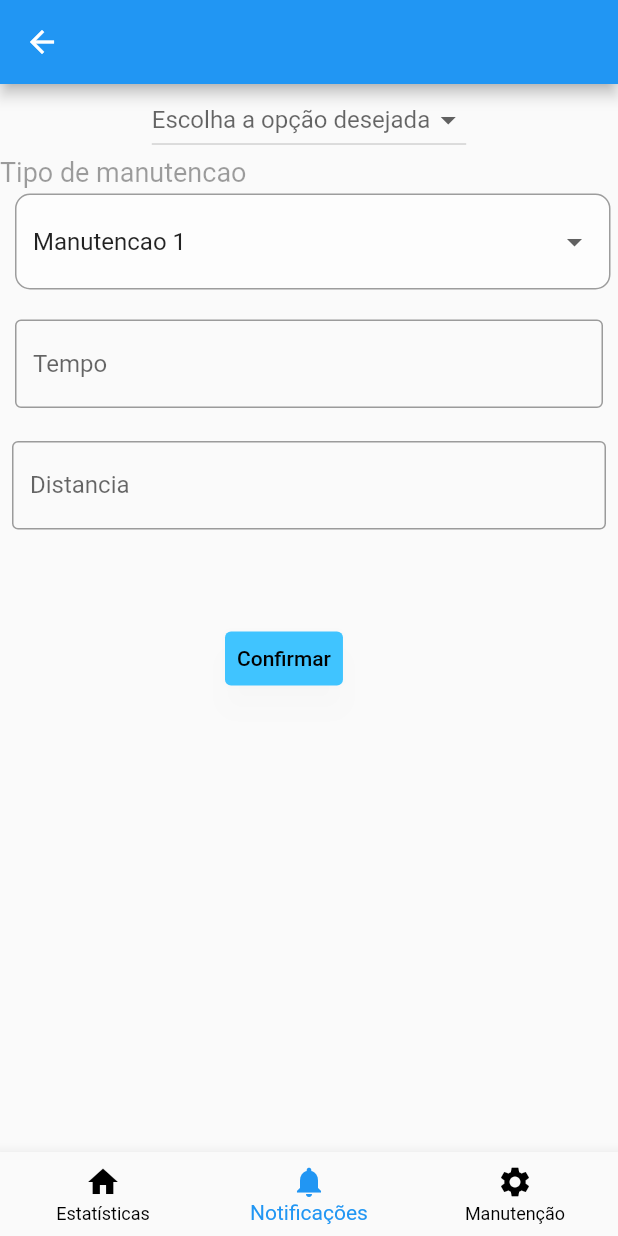
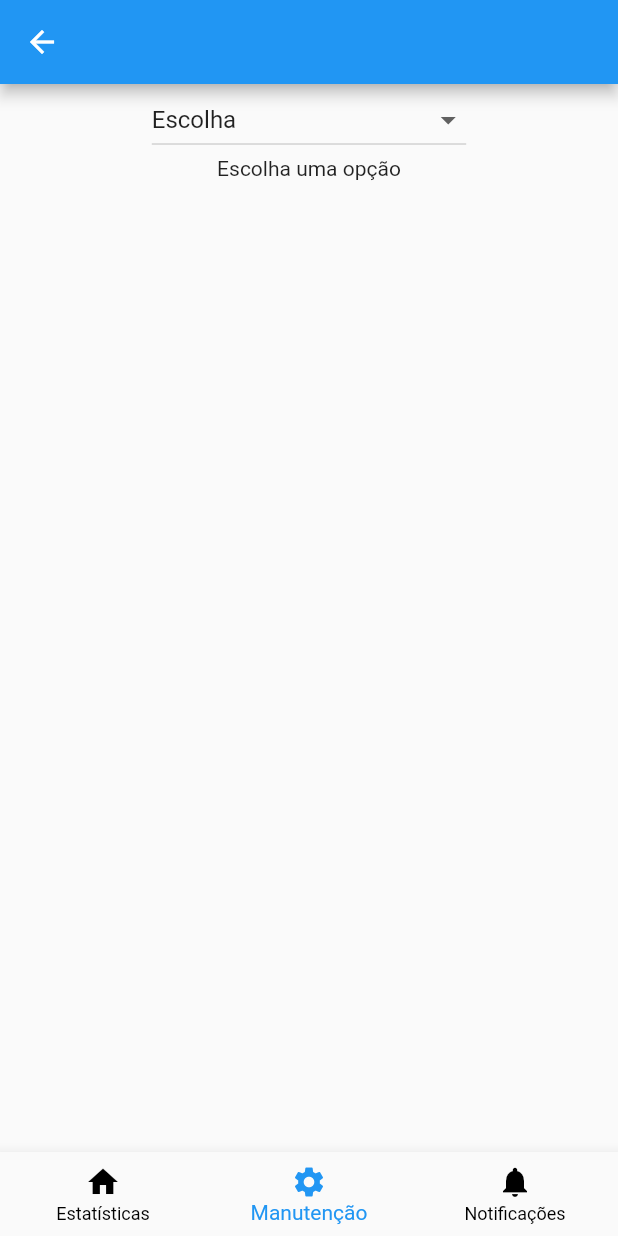
Before and after one commit to GomideLeo/grupo-do-carro, a Flutter app: the CarView screen opened directly with empty values, item 2 of the bottom bar chosen, on a phone screen of 412 x 824 dp. Run offline on Flutter 3.47's test engine with Material 2 defaults, Android fonts, the phone set to English and light mode, and no system bars; our stand-ins replace flutter_svg; network calls fail.

Commit message:
Seleçao de serviço

```diff
--- a/gupo_carro/lib/shared/SelecionarServico.dart
+++ b/gupo_carro/lib/shared/SelecionarServico.dart
@@ -1,5 +1,6 @@
 import 'package:flutter/material.dart';
 import 'package:gupo_carro/oleo/InfoOleo.dart';
+import 'package:gupo_carro/shared/CadastroVeiculo.dart';
 
 class _Opcao {
   String name;
@@ -9,10 +10,10 @@ class _Opcao {
 }
 
 class SelecionarServico extends StatefulWidget {
-  final dropValue = ValueNotifier(_Opcao('Escolha', null));
   final dropOpcoes = [
+    _Opcao('Escolha', null),
     _Opcao("Óleo", InfoOleo()),
-    _Opcao("Abastecimento", InfoOleo()),
+    _Opcao("Abastecimento", CadastroVeiculo()),
     _Opcao("Manutencao", InfoOleo()),
   ];
 
@@ -23,39 +24,42 @@ class SelecionarServico extends StatefulWidget {
 class _SelecionarServicoState extends State<SelecionarServico> {
   @override
   Widget build(BuildContext context) {
+  ValueNotifier<_Opcao> _dropValue = ValueNotifier(widget.dropOpcoes.elementAt(0));
+
     return Container(
       child: Center(
         child: ValueListenableBuilder<_Opcao>(
-        valueListenable: widget.dropValue,
-        builder: (BuildContext context, _Opcao value, _) {
+          valueListenable: _dropValue,
+          builder: (BuildContext context, _Opcao chosenOption, _) {
             return Column(
               children: [
                 DropdownButton(
                   hint: const Text('Escolha a opção desejada'),
-                value: value.name,
-                onChanged: (escolha) =>
-                    widget.dropValue.value = widget.dropOpcoes[escolha as int],
+                  value: 0,
+                  onChanged: (escolha) => _dropValue.value =
+                      widget.dropOpcoes.elementAt(escolha as int),
                   items: buildDropdown(),
                 ),
-              const InfoOleo(),
+                _dropValue.value.screen ?? Container(child: Text("Escolha uma opção")),
               ],
             );
           },
-      )),
+        ),
+      ),
     );
   }
 
   List<DropdownMenuItem<int>> buildDropdown() {
     List<DropdownMenuItem<int>> output = [];
 
-    widget.dropOpcoes.asMap().forEach((key, value) {
+    for (int i = 0; i < widget.dropOpcoes.length; i++ ){
       output.add(
           DropdownMenuItem<int>(
-          value: key,
-          child: Text(value.name),
+            value: i,
+            child: Text(widget.dropOpcoes.elementAt(i).name),
           ),
       );
-    });
+    }
 
     return output;
   }
--- a/gupo_carro/lib/views/CarView.dart
+++ b/gupo_carro/lib/views/CarView.dart
@@ -4,7 +4,6 @@ import 'package:gupo_carro/model/CarModel.dart';
 import 'package:gupo_carro/oleo/MaintLista.dart';
 import 'package:gupo_carro/shared/CarData.dart';
 import 'package:gupo_carro/shared/AppData.dart';
-import 'package:gupo_carro/shared/SelecionarCarro.dart';
 import 'package:gupo_carro/shared/SelecionarServico.dart';
 import '../model/CarModel.dart';
 
@@ -37,7 +36,7 @@ class _CarViewState extends State<CarView> {
           mainAxisAlignment: MainAxisAlignment.center,
           children: <Widget>[
             CarData(widget.car),
-            Text("Abastecer Carro:"),
+            const Text("Abastecer Carro:"),
             OutlinedButton(
                 onPressed: () {
                   Navigator.push(
@@ -53,7 +52,7 @@ class _CarViewState extends State<CarView> {
                     ),
                   );
                 },
-                child: Text("Descobrir postos Perto"))
+                child: const Text("Descobrir postos Perto"))
           ],
         ),
       ),
@@ -71,19 +70,20 @@ class _CarViewState extends State<CarView> {
         unselectedItemColor: Colors.black,
         selectedItemColor: Colors.blue,
         onTap: onTabTapped,
+        // ignore: prefer_const_literals_to_create_immutables
         items: [
-          BottomNavigationBarItem(
+          const BottomNavigationBarItem(
               icon: Icon(Icons.home),
               label: 'Estatísticas',
               backgroundColor: Colors.blue),
-          BottomNavigationBarItem(
+          const BottomNavigationBarItem(
+              icon: Icon(Icons.settings),
+              label: 'Manutenção',
+              backgroundColor: Colors.blue),
+          const BottomNavigationBarItem(
               icon: Icon(Icons.notifications),
               label: 'Notificações',
               backgroundColor: Colors.blue),
-          BottomNavigationBarItem(
-              icon: Icon(Icons.settings),
-              label: 'Manutenção',
-              backgroundColor: Colors.blue)
         ],
       ),
     );
```
Lines whose indentation alone changed are shown as unchanged.
